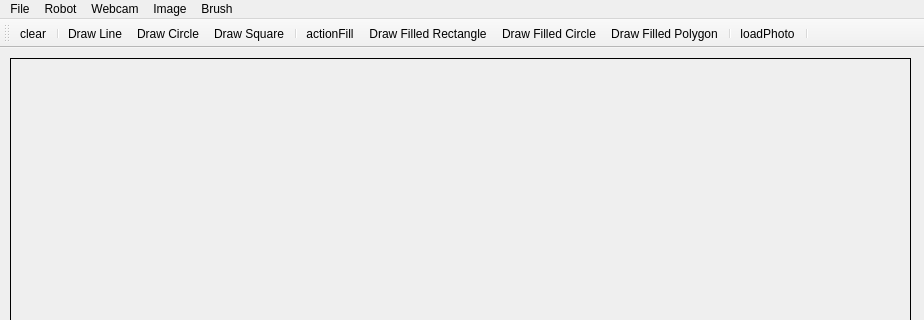
First picture: the form in BobRoss/Sketchpad.ui, repository dongbu/painterRHIT, before the edit; both pictures show x 0 to 924 and y 0 to 320 of the 924 by 857 pixel window.
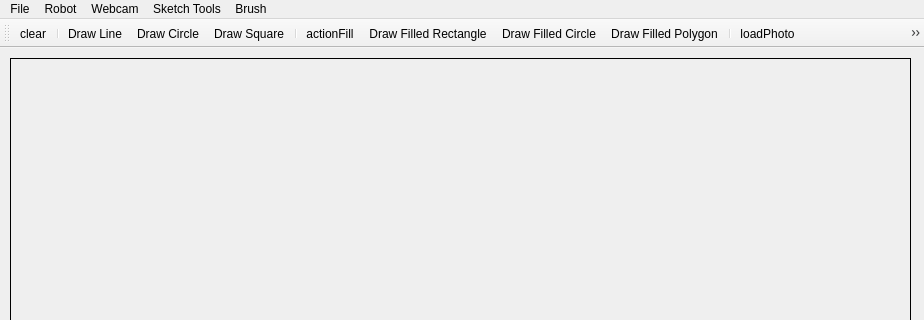
Second picture: the form after the edit. Icons and pictures are not drawn.

```diff
--- a/BobRoss/Sketchpad.ui
+++ b/BobRoss/Sketchpad.ui
@@ -82,7 +82,7 @@
    </widget>
    <widget class="QMenu" name="menuImage">
     <property name="title">
-     <string>Image</string>
+     <string>Sketch Tools</string>
     </property>
     <addaction name="actionLoad_Photo_Kmeans"/>
     <addaction name="actionLoad_Photo_Canny"/>
@@ -124,6 +124,7 @@
    <addaction name="actionDraw_Filled_Polygon"/>
    <addaction name="separator"/>
    <addaction name="actionLoadPhoto"/>
+   <addaction name="actionSnap_Webcam_Picture"/>
    <addaction name="separator"/>
   </widget>
   <action name="actionOpen">
```
Left out of the diff: 14 changed lines with no effect on the pictures.
